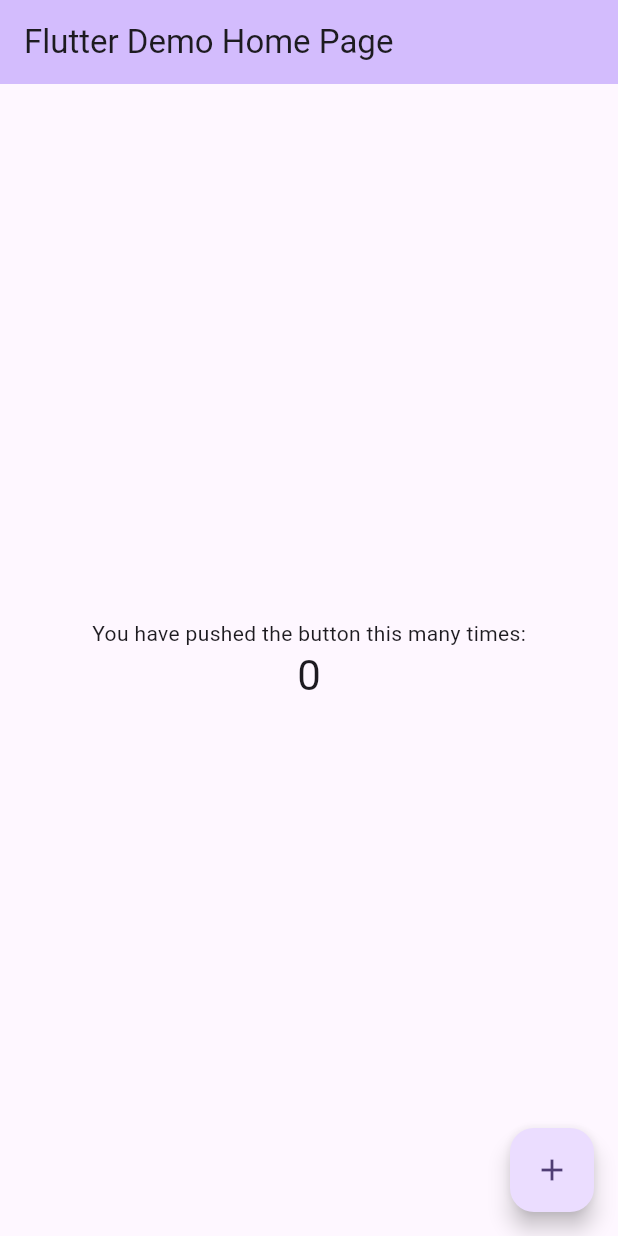
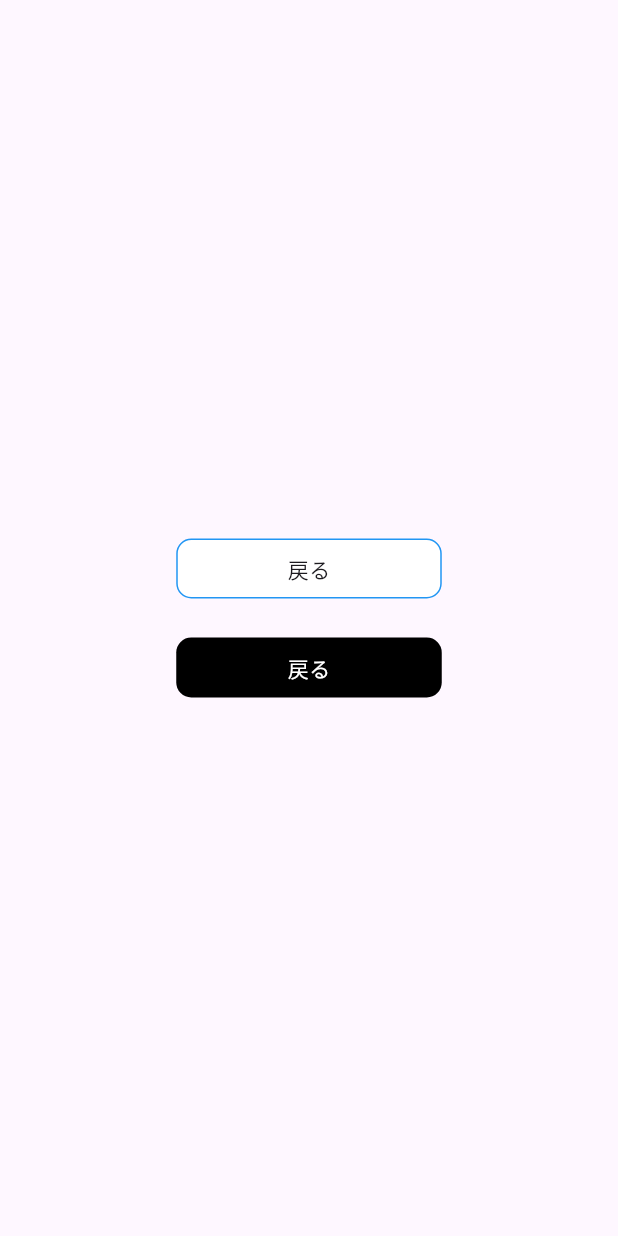
Before and after one commit to find-focus-inc/sei_practice_flutter, a Flutter app: the screen it shows after launch, on a phone screen of 412 x 824 dp. Run offline on Flutter 3.47's test engine with Material 3 defaults, Android fonts, the phone set to English and light mode, and no system bars.

Commit message:
UI追加

```diff
--- a/lib/main.dart
+++ b/lib/main.dart
@@ -7,119 +7,61 @@ void main() {
 class MyApp extends StatelessWidget {
   const MyApp({super.key});
 
-  // This widget is the root of your application.
   @override
   Widget build(BuildContext context) {
     return MaterialApp(
-      title: 'Flutter Demo',
+      title: 'sei practice flutter answer',
       theme: ThemeData(
-        // This is the theme of your application.
-        //
-        // TRY THIS: Try running your application with "flutter run". You'll see
-        // the application has a purple toolbar. Then, without quitting the app,
-        // try changing the seedColor in the colorScheme below to Colors.green
-        // and then invoke "hot reload" (save your changes or press the "hot
-        // reload" button in a Flutter-supported IDE, or press "r" if you used
-        // the command line to start the app).
-        //
-        // Notice that the counter didn't reset back to zero; the application
-        // state is not lost during the reload. To reset the state, use hot
-        // restart instead.
-        //
-        // This works for code too, not just values: Most code changes can be
-        // tested with just a hot reload.
-        colorScheme: ColorScheme.fromSeed(seedColor: Colors.deepPurple),
-        useMaterial3: true,
+        primarySwatch: Colors.blue,
       ),
-      home: const MyHomePage(title: 'Flutter Demo Home Page'),
+      home: const ButtonPage(),
     );
   }
 }
 
-class MyHomePage extends StatefulWidget {
-  const MyHomePage({super.key, required this.title});
-
-  // This widget is the home page of your application. It is stateful, meaning
-  // that it has a State object (defined below) that contains fields that affect
-  // how it looks.
-
-  // This class is the configuration for the state. It holds the values (in this
-  // case the title) provided by the parent (in this case the App widget) and
-  // used by the build method of the State. Fields in a Widget subclass are
-  // always marked "final".
-
-  final String title;
-
-  @override
-  State<MyHomePage> createState() => _MyHomePageState();
-}
-
-class _MyHomePageState extends State<MyHomePage> {
-  int _counter = 0;
-
-  void _incrementCounter() {
-    setState(() {
-      // This call to setState tells the Flutter framework that something has
-      // changed in this State, which causes it to rerun the build method below
-      // so that the display can reflect the updated values. If we changed
-      // _counter without calling setState(), then the build method would not be
-      // called again, and so nothing would appear to happen.
-      _counter++;
-    });
-  }
+class ButtonPage extends StatelessWidget {
+  const ButtonPage({super.key});
 
   @override
   Widget build(BuildContext context) {
-    // This method is rerun every time setState is called, for instance as done
-    // by the _incrementCounter method above.
-    //
-    // The Flutter framework has been optimized to make rerunning build methods
-    // fast, so that you can just rebuild anything that needs updating rather
-    // than having to individually change instances of widgets.
     return Scaffold(
-      appBar: AppBar(
-        // TRY THIS: Try changing the color here to a specific color (to
-        // Colors.amber, perhaps?) and trigger a hot reload to see the AppBar
-        // change color while the other colors stay the same.
-        backgroundColor: Theme.of(context).colorScheme.inversePrimary,
-        // Here we take the value from the MyHomePage object that was created by
-        // the App.build method, and use it to set our appbar title.
-        title: Text(widget.title),
+      body: Column(
+        children: [
+          const Spacer(),
+          Center(
+            child: Container(
+              height: 40,
+              width: 177,
+              decoration: BoxDecoration(
+                color: Colors.white,
+                borderRadius: BorderRadius.circular(10),
+                border: Border.all(color: Colors.blue),
+              ),
+              child: const Center(
+                child: Text('戻る'),
+              ),
+            ),
+          ),
+          const SizedBox(height: 26),
+          Center(
+            child: Container(
+              height: 40,
+              width: 177,
+              decoration: BoxDecoration(
+                color: Colors.black,
+                borderRadius: BorderRadius.circular(10),
+              ),
+              child: const Center(
+                child: Text(
+                  '戻る',
+                  style: TextStyle(color: Colors.white),
+                ),
+              ),
+            ),
+          ),
+          const Spacer(),
+        ],
       ),
-      body: Center(
-        // Center is a layout widget. It takes a single child and positions it
-        // in the middle of the parent.
-        child: Column(
-          // Column is also a layout widget. It takes a list of children and
-          // arranges them vertically. By default, it sizes itself to fit its
-          // children horizontally, and tries to be as tall as its parent.
-          //
-          // Column has various properties to control how it sizes itself and
-          // how it positions its children. Here we use mainAxisAlignment to
-          // center the children vertically; the main axis here is the vertical
-          // axis because Columns are vertical (the cross axis would be
-          // horizontal).
-          //
-          // TRY THIS: Invoke "debug painting" (choose the "Toggle Debug Paint"
-          // action in the IDE, or press "p" in the console), to see the
-          // wireframe for each widget.
-          mainAxisAlignment: MainAxisAlignment.center,
-          children: <Widget>[
-            const Text(
-              'You have pushed the button this many times:',
-            ),
-            Text(
-              '$_counter',
-              style: Theme.of(context).textTheme.headlineMedium,
-            ),
-          ],
-        ),
-      ),
-      floatingActionButton: FloatingActionButton(
-        onPressed: _incrementCounter,
-        tooltip: 'Increment',
-        child: const Icon(Icons.add),
-      ), // This trailing comma makes auto-formatting nicer for build methods.
     );
   }
 }
```
